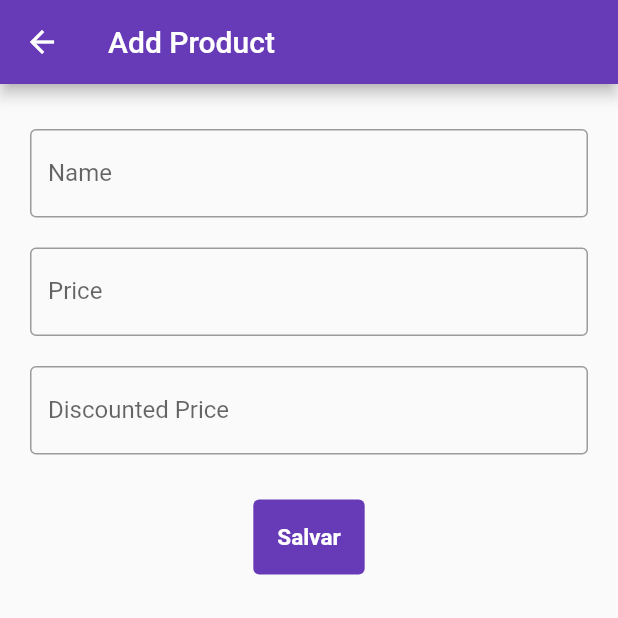
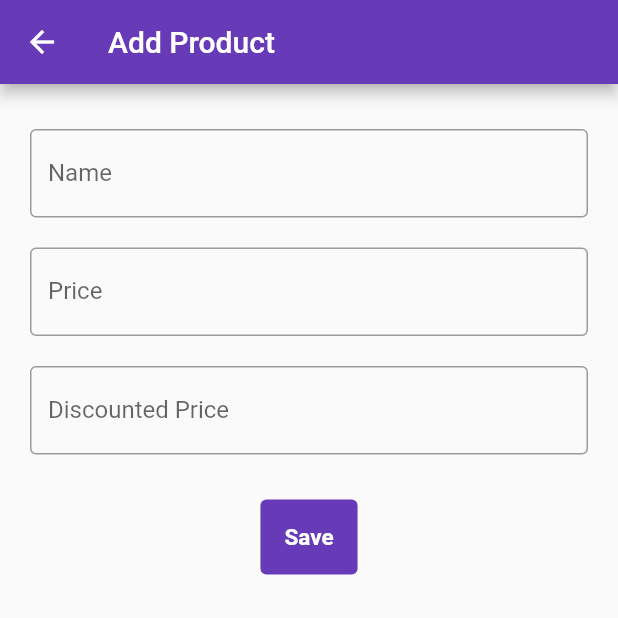
Before and after one commit to MauricioMachadoFF/Challenge-Mobile-Confere, a Flutter app: the screen it shows after launch, after a tap on the "add" icon, on a phone screen of 412 x 824 dp, the top half of it. Run offline on Flutter 3.47's test engine with Material 2 defaults, Android fonts, the phone set to English and light mode, and no system bars; drawn by our look-alikes of keyboard_dismisser; our stand-ins replace bloc, flutter_bloc, hive, hive_flutter; accounts and stored records are empty; generated files the repository leaves out were written again; network calls fail.

Commit message:
refactor in the product class, now receive images. Also more detailed and styled information on the products lists cards

```diff
--- a/product_manager_app/assets/data/db.json
+++ b/product_manager_app/assets/data/db.json
@@ -170,7 +170,7 @@
     "actual_price": "R$ 119,90",
     "discount_percentage": "12%",
     "installments": "3x R$ 39,97",
-    "image": "",
+    "image": null,
     "sizes": [
       {
         "available": true,
--- a/product_manager_app/lib/data/models/product.dart
+++ b/product_manager_app/lib/data/models/product.dart
@@ -1,5 +1,6 @@
 import 'package:flutter/material.dart';
 import 'package:hive/hive.dart';
+import 'dart:convert';
 
 part 'product.g.dart';
 
@@ -11,9 +12,28 @@ class Product extends HiveObject {
   String price;
   @HiveField(2)
   String discountPrice;
+  @HiveField(3)
+  String image;
+
   Product({
     @required this.name,
     @required this.price,
     @required this.discountPrice,
+    this.image,
   });
+
+  factory Product.fromJson(Map<String, dynamic> json) => Product(
+        name: json["name"],
+        price: json["regular_price"].toString().substring(3),
+        discountPrice: json["actual_price"].toString().substring(3),
+        image: json["image"],
+      );
+
+  @override
+  String toString() {
+    return '$name com preço $price com image $image';
+  }
 }
+
+List<Product> productFromJson(String str) =>
+    List<Product>.from(json.decode(str).map((x) => Product.fromJson(x)));
--- a/product_manager_app/lib/main.dart
+++ b/product_manager_app/lib/main.dart
@@ -7,13 +7,15 @@ import 'package:product_manager_app/presentation/pages/home.dart';
 import 'package:product_manager_app/presentation/pages/single_product.dart';
 import 'package:hive/hive.dart';
 import 'package:hive_flutter/hive_flutter.dart';
-import 'package:product_manager_app/boxes.dart';
+import 'package:product_manager_app/services/product_api.dart';
 
 void main() async {
   await Hive.initFlutter();
   Hive.registerAdapter(ProductAdapter());
-  await Hive.openBox<Product>(HiveBoxes.productList);
-
+  var box = await Hive.openBox<Product>(HiveBoxes.productList);
+  if (box.length == 0) {
+    box.addAll(await ProductsApi.getProductsDefault());
+  }
   runApp(const MyApp());
 }
 
@@ -23,16 +25,13 @@ class MyApp extends StatelessWidget {
   // This widget is the root of your application.
   @override
   Widget build(BuildContext context) {
-    return BlocProvider(
-      create: (context) => CounterCubit(),
-      child: MaterialApp(
-        debugShowCheckedModeBanner: true,
-        title: 'Flutter Demo',
-        theme: ThemeData(
-          primarySwatch: Colors.deepPurple,
-        ),
-        home: Home(),
+    return MaterialApp(
+      debugShowCheckedModeBanner: true,
+      title: 'Flutter Demo',
+      theme: ThemeData(
+        primarySwatch: Colors.deepPurple,
       ),
+      home: Home(),
     );
   }
 }
--- a/product_manager_app/lib/presentation/widgets/product_form.dart
+++ b/product_manager_app/lib/presentation/widgets/product_form.dart
@@ -105,7 +105,10 @@ class _ProductFormState extends State<ProductForm> {
                 labelText: "Discounted Price",
                 border: OutlineInputBorder(),
               ),
-              keyboardType: TextInputType.numberWithOptions(),
+              keyboardType: TextInputType.numberWithOptions(decimal: true),
+              inputFormatters: [
+                FilteringTextInputFormatter.allow(RegExp(r'^\d+\.?\d{0,2}')),
+              ],
               validator: (value) {
                 if (value.isEmpty) {
                   return "Enter a valid value";
@@ -124,7 +127,7 @@ class _ProductFormState extends State<ProductForm> {
               child: Padding(
                 padding: const EdgeInsets.all(8.0),
                 child: Text(
-                  'Salvar',
+                  'Save',
                   style: TextStyle(
                     color: Colors.white,
                     fontSize: 15.0,
--- a/product_manager_app/lib/presentation/widgets/product_list.dart
+++ b/product_manager_app/lib/presentation/widgets/product_list.dart
@@ -9,6 +9,8 @@ import 'package:product_manager_app/presentation/pages/edit_product_screen.dart'
 
 class ProductList extends StatelessWidget {
   const ProductList({Key key}) : super(key: key);
+  static String defaultImageUrl =
+      'https://lh3.googleusercontent.com/proxy/PjGmsW9bnk98iQ8oamk9zJwEVUmf5sB115ZcAVwaTxLxFhxZBs9sBOApPNPWk5d1yQi0Lggj0ccZH3ezDaPwZbm--zVPLvXLvd3FpPCmXR2s-EYIc9p75vpb-axz0KBt-xqBo89uae_f4qMbVBsrWzJYrNQ';
 
   @override
   Widget build(BuildContext context) {
@@ -26,27 +28,45 @@ class ProductList extends StatelessWidget {
             itemBuilder: (context, index) {
               Product res = box.getAt(index);
 
-              print(res.key);
               return Dismissible(
                 background: Container(
                   color: Colors.red[600],
                 ),
                 key: UniqueKey(),
                 onDismissed: (direction) {
-                  // box.put(
-                  // '',
-                  // Product(
-                  //   name: 'jgjg',
-                  //   price: '21',
-                  //   discountPrice: '222',
-                  // ),
-                  // );
+                  print(box.getAt(index).toString());
                   res.delete();
                 },
+                child: Padding(
+                  padding: const EdgeInsets.symmetric(vertical: 10),
                   child: ListTile(
-                  title: Text(res.name ?? ''),
-                  subtitle: Text(res.price ?? ''),
+                    leading: CircleAvatar(
+                      backgroundImage:
+                          NetworkImage(res.image ?? defaultImageUrl),
+                    ),
+                    title: Text(
+                      res.name ?? '',
+                      style: TextStyle(fontSize: 14.0),
+                    ),
+                    subtitle: Column(
+                      crossAxisAlignment: CrossAxisAlignment.start,
+                      children: [
+                        Text(
+                          'Preço original: R\$ ${res.price}' ?? '',
+                          style: TextStyle(
+                            fontSize: 12.0,
+                          ),
+                        ),
+                        Text(
+                          'Preço com desconto: R\$ ${res.discountPrice}' ?? '',
+                          style: TextStyle(
+                            fontSize: 12.0,
+                          ),
+                        ),
+                      ],
+                    ),
                     trailing: Ink(
+                      width: 40,
                       decoration: ShapeDecoration(
                         shape: CircleBorder(),
                         color: Colors.orange,
@@ -68,6 +88,7 @@ class ProductList extends StatelessWidget {
                       ),
                     ),
                   ),
+                ),
               );
             },
           );
--- /dev/null
+++ b/product_manager_app/lib/services/product_api.dart
@@ -0,0 +1,14 @@
+import 'dart:convert';
+import 'package:flutter/material.dart';
+import 'package:product_manager_app/data/models/product.dart';
+import 'package:flutter/services.dart' show rootBundle;
+
+class ProductsApi {
+  static Future<List<Product>> getProductsDefault() async {
+    final data = await rootBundle.loadString('assets/data/db.json');
+    final body = json.decode(data) as List<dynamic>;
+
+    final result = body.map<Product>((e) => Product.fromJson(e)).toList();
+    return result;
+  }
+}
```
Also changed, not shown: product_manager_app/lib/data/models/product.g.dart. Lines whose indentation alone changed are shown as unchanged.
